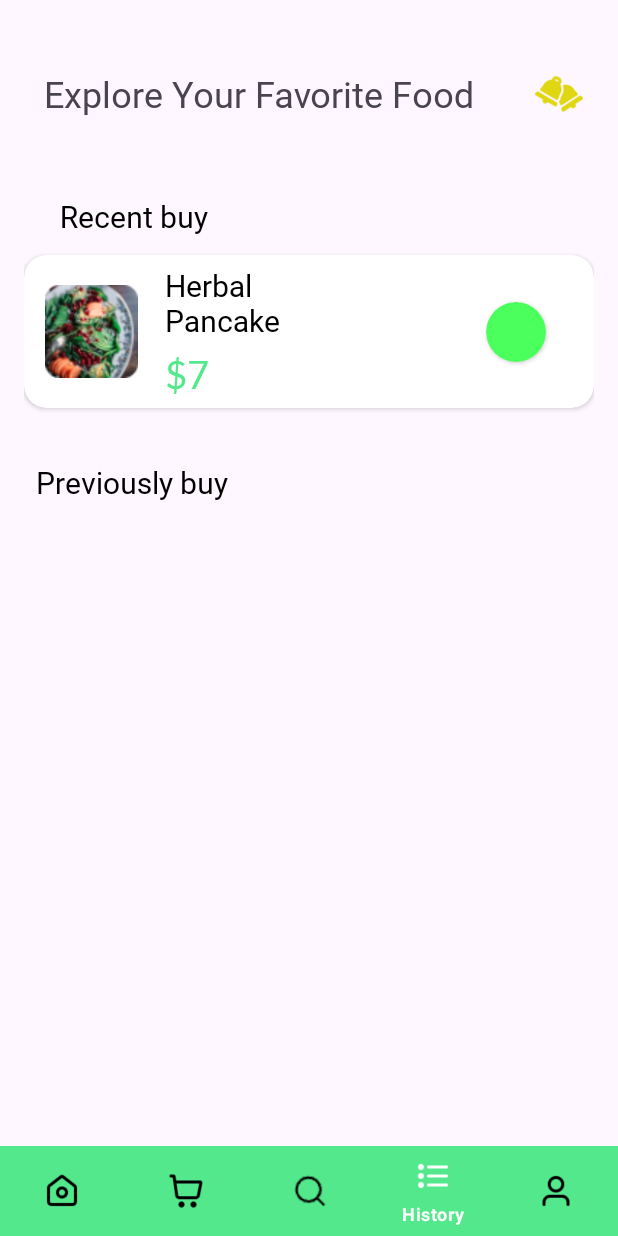
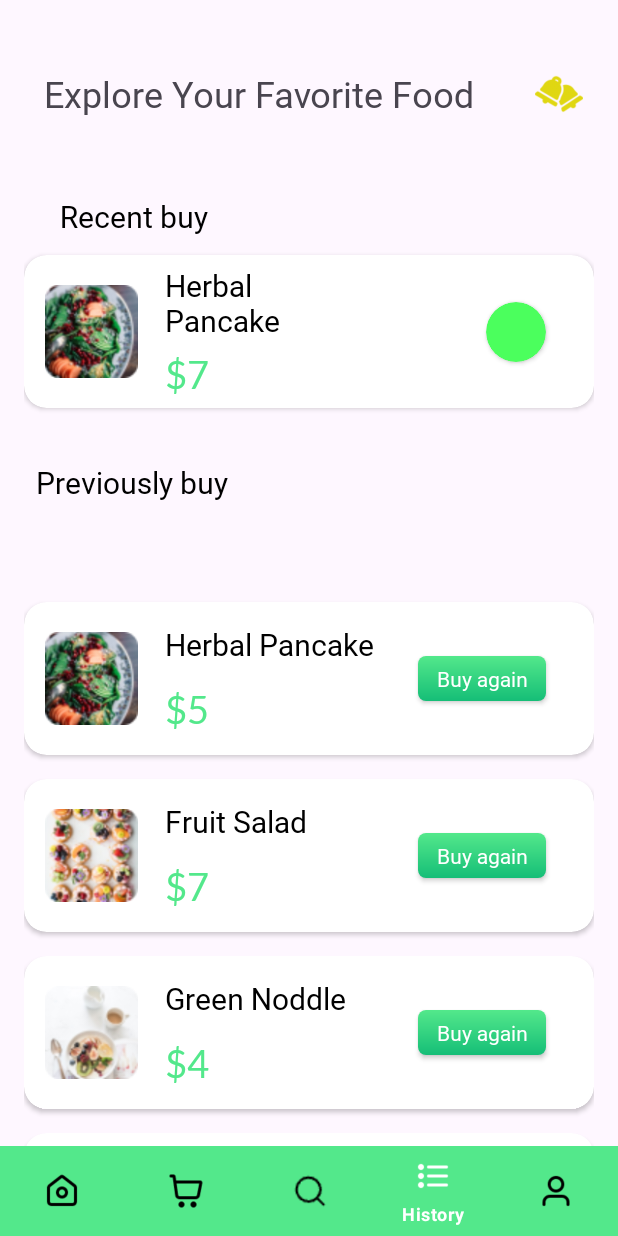
Before and after one commit to lipatov-fl/foodDelivery, an Android app: the HistoryFragment screen opened through its navigation route, on a phone screen of 412 x 824 dp. Run offline under Robolectric (Android 15) with nearby library versions, the phone set to English and light mode, and no system bars; our stand-ins replace navigation-ui; libraries missing offline, so code that uses them is left out: com.denzcoskun.imageslider; 7 statements that could not run were skipped.

Commit message:
Закончил реализацию фрагмента History

```diff
--- a/app/src/main/java/com/lipatovfl/fooddelivery/Fragment/HistoryFragment.kt
+++ b/app/src/main/java/com/lipatovfl/fooddelivery/Fragment/HistoryFragment.kt
@@ -5,56 +5,45 @@ import androidx.fragment.app.Fragment
 import android.view.LayoutInflater
 import android.view.View
 import android.view.ViewGroup
+import androidx.recyclerview.widget.LinearLayoutManager
+import com.lipatovfl.fooddelivery.MenuBottomSheetFragment
 import com.lipatovfl.fooddelivery.R
+import com.lipatovfl.fooddelivery.adapter.BuyAgainAdapter
+import com.lipatovfl.fooddelivery.databinding.FragmentHistoryBinding
+import com.lipatovfl.fooddelivery.databinding.FragmentHomeBinding
 
-// TODO: Rename parameter arguments, choose names that match
-// the fragment initialization parameters, e.g. ARG_ITEM_NUMBER
-private const val ARG_PARAM1 = "param1"
-private const val ARG_PARAM2 = "param2"
-
-/**
- * A simple [Fragment] subclass.
- * Use the [HistoryFragment.newInstance] factory method to
- * create an instance of this fragment.
- */
 class HistoryFragment : Fragment() {
-    // TODO: Rename and change types of parameters
-    private var param1: String? = null
-    private var param2: String? = null
-
+    private lateinit var historyBinding: FragmentHistoryBinding
+    private lateinit var buyAgainAdapter: BuyAgainAdapter
     override fun onCreate(savedInstanceState: Bundle?) {
         super.onCreate(savedInstanceState)
-        arguments?.let {
-            param1 = it.getString(ARG_PARAM1)
-            param2 = it.getString(ARG_PARAM2)
-        }
     }
 
     override fun onCreateView(
         inflater: LayoutInflater, container: ViewGroup?,
         savedInstanceState: Bundle?
     ): View? {
-        // Inflate the layout for this fragment
-        return inflater.inflate(R.layout.fragment_history, container, false)
+        historyBinding = FragmentHistoryBinding.inflate(inflater, container, false)
+        setupRecyclerView()
+        return historyBinding.root
+    }
+
+    private fun setupRecyclerView() {
+        val buyAgainFoodName =
+            arrayListOf("Herbal Pancake", "Fruit Salad", "Green Noddle", "Herbal Pancake", "Fruit Salad")
+        val buyAgainFoodPrice = arrayListOf("$5", "$7", "$4", "$9", "$5")
+        val buyAgainFoodImage = arrayListOf(
+            R.drawable.photo_menu1,
+            R.drawable.photo_menu2,
+            R.drawable.photo_menu3,
+            R.drawable.photo_menu1,
+            R.drawable.photo_menu2
+        )
+        buyAgainAdapter = BuyAgainAdapter(buyAgainFoodName, buyAgainFoodPrice, buyAgainFoodImage)
+        historyBinding.buyAgainRecyclerView.adapter = buyAgainAdapter
+        historyBinding.buyAgainRecyclerView.layoutManager = LinearLayoutManager(requireContext())
     }
 
     companion object {
-        /**
-         * Use this factory method to create a new instance of
-         * this fragment using the provided parameters.
-         *
-         * @param param1 Parameter 1.
-         * @param param2 Parameter 2.
-         * @return A new instance of fragment HistoryFragment.
-         */
-        // TODO: Rename and change types and number of parameters
-        @JvmStatic
-        fun newInstance(param1: String, param2: String) =
-            HistoryFragment().apply {
-                arguments = Bundle().apply {
-                    putString(ARG_PARAM1, param1)
-                    putString(ARG_PARAM2, param2)
-                }
-            }
     }
 }
--- a/app/src/main/res/layout/fragment_history.xml
+++ b/app/src/main/res/layout/fragment_history.xml
@@ -63,7 +63,7 @@
                     android:textSize="20sp"
                     app:fontFamily="@font/yeonsung"
                     app:layout_constraintBottom_toTopOf="@+id/priceOfProduct"
-                    app:layout_constraintEnd_toStartOf="@id/cardCircle"
+                    app:layout_constraintEnd_toStartOf="@id/orderStatus"
                     app:layout_constraintStart_toEndOf="@+id/imageView"
                     app:layout_constraintTop_toTopOf="parent" />
 
@@ -80,8 +80,7 @@
                     app:layout_constraintTop_toBottomOf="@+id/nameOfProduct" />
 
                 <androidx.cardview.widget.CardView
-
-                    android:id="@+id/cardCircle"
+                    android:id="@+id/orderStatus"
                     android:layout_width="40dp"
                     android:layout_height="40dp"
                     android:layout_marginStart="75dp"
@@ -110,13 +109,14 @@
             app:layout_constraintTop_toBottomOf="@+id/cardView2" />
 
         <androidx.recyclerview.widget.RecyclerView
+            android:id="@+id/buyAgainRecyclerView"
             android:layout_width="match_parent"
             android:layout_height="0dp"
             android:layout_marginTop="58dp"
-            tools:listitem="@layout/buy_again_item"
             app:layout_constraintEnd_toEndOf="parent"
             app:layout_constraintStart_toStartOf="parent"
-            app:layout_constraintTop_toBottomOf="@+id/textView3" />
+            app:layout_constraintTop_toBottomOf="@+id/textView3"
+            tools:listitem="@layout/buy_again_item" />
     </androidx.constraintlayout.widget.ConstraintLayout>
 
 </FrameLayout>
```
